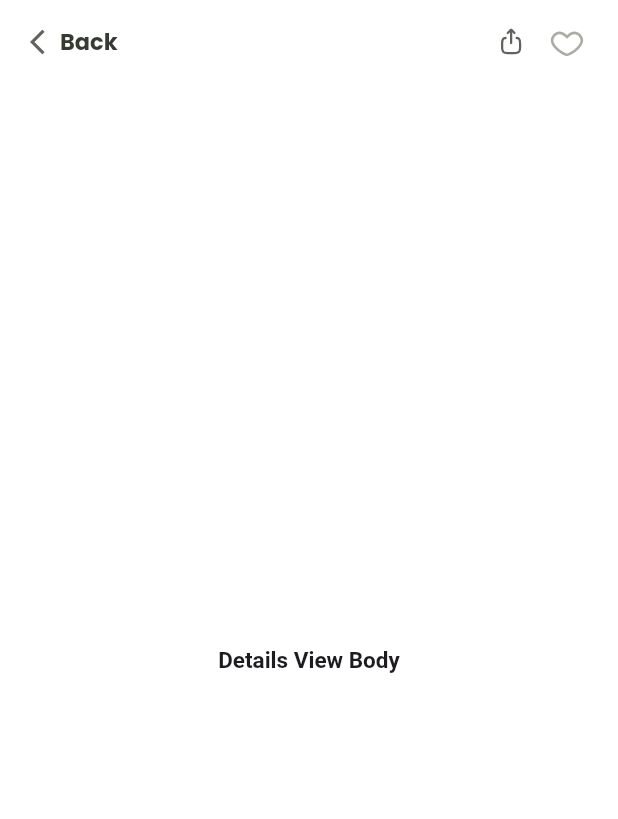
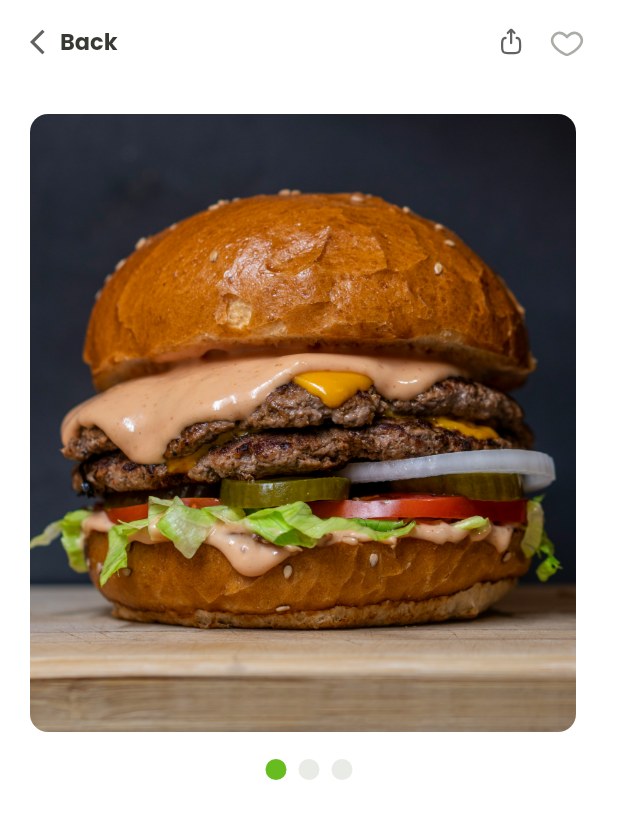
Before and after one commit to MohamedEssami20/app-delivery-food, a Flutter app: the DetailsView screen opened by its route, on a phone screen of 412 x 824 dp. Shown: the top 819 px of the screen. Run offline on Flutter 3.47's test engine with Material 3 defaults, Android fonts, the phone set to English and light mode, and no system bars; our stand-ins replace cloud_firestore, dartz, firebase_auth, firebase_core, flutter_bloc, flutter_svg and 4 more; missing offline and left inert: flutter_facebook_auth; accounts and stored records are empty.

Commit message:
add products images details and dots indicator

```diff
--- /dev/null
+++ b/lib/features/home/presentation/views/widgets/details_product_images_list.dart
@@ -0,0 +1,33 @@
+import 'package:flutter/material.dart';
+
+import '../../../../../core/utils/assets.dart';
+
+class DetailsProductImageList extends StatelessWidget {
+  const DetailsProductImageList({super.key, required this.pageController});
+  final PageController pageController;
+  @override
+  Widget build(BuildContext context) {
+    final height = MediaQuery.sizeOf(context).height;
+    return SizedBox(
+      height: height * 0.5,
+      child: PageView.builder(
+        controller: pageController,
+        padEnds: true,
+        scrollDirection: Axis.horizontal,
+        itemBuilder: (context, index) {
+          return Padding(
+            padding: const EdgeInsets.only(right: 8),
+            child: ClipRRect(
+              borderRadius: BorderRadius.circular(12),
+              child: Image.asset(
+                Assets.assetsImagesBurgerProduct,
+                fit: BoxFit.cover,
+              ),
+            ),
+          );
+        },
+        itemCount: 3,
+      ),
+    );
+  }
+}
--- a/lib/features/home/presentation/views/widgets/details_view_body.dart
+++ b/lib/features/home/presentation/views/widgets/details_view_body.dart
@@ -1,10 +1,40 @@
+
 import 'package:flutter/material.dart';
+import 'details_product_images_list.dart';
+import 'dots_indicator_list.dart';
 
-class DetailsViewBody extends StatelessWidget {
+class DetailsViewBody extends StatefulWidget {
   const DetailsViewBody({super.key});
 
   @override
+  State<DetailsViewBody> createState() => _DetailsViewBodyState();
+}
+
+class _DetailsViewBodyState extends State<DetailsViewBody> {
+  late PageController pageController;
+  int selectedIndex = 0;
+  @override
+  void initState() {
+    pageController = PageController(initialPage: 0);
+    pageController.addListener(() {
+      setState(() {
+        selectedIndex = pageController.page!.round();
+      });
+    });
+    super.initState();
+  }
+
+  @override
   Widget build(BuildContext context) {
-    return Center(child: Text("Details View Body"));
+    return Padding(
+      padding: const EdgeInsets.all(20),
+      child: Column(
+        spacing: 8,
+        children: [
+          DetailsProductImageList(pageController: pageController),
+          DotsIndicatorList(currentIndex: selectedIndex),
+        ],
+      ),
+    );
   }
 }
--- /dev/null
+++ b/lib/features/home/presentation/views/widgets/dots_indicator_list.dart
@@ -0,0 +1,22 @@
+import 'package:flutter/material.dart';
+
+import '../../../../on_borading/presentation/views/widgets/on_boarding_dots_indicator.dart';
+
+class DotsIndicatorList extends StatelessWidget {
+  const DotsIndicatorList({super.key, required this.currentIndex});
+  final int currentIndex;
+  @override
+  Widget build(BuildContext context) {
+    return Padding(
+      padding: const EdgeInsets.symmetric(horizontal: 20, vertical: 10),
+      child: Row(
+        mainAxisAlignment: MainAxisAlignment.center,
+        spacing: 8,
+        children: List.generate(
+          3,
+          (index) => OnBoardingDotsIndicator(isActive: index == currentIndex),
+        ),
+      ),
+    );
+  }
+}
```
